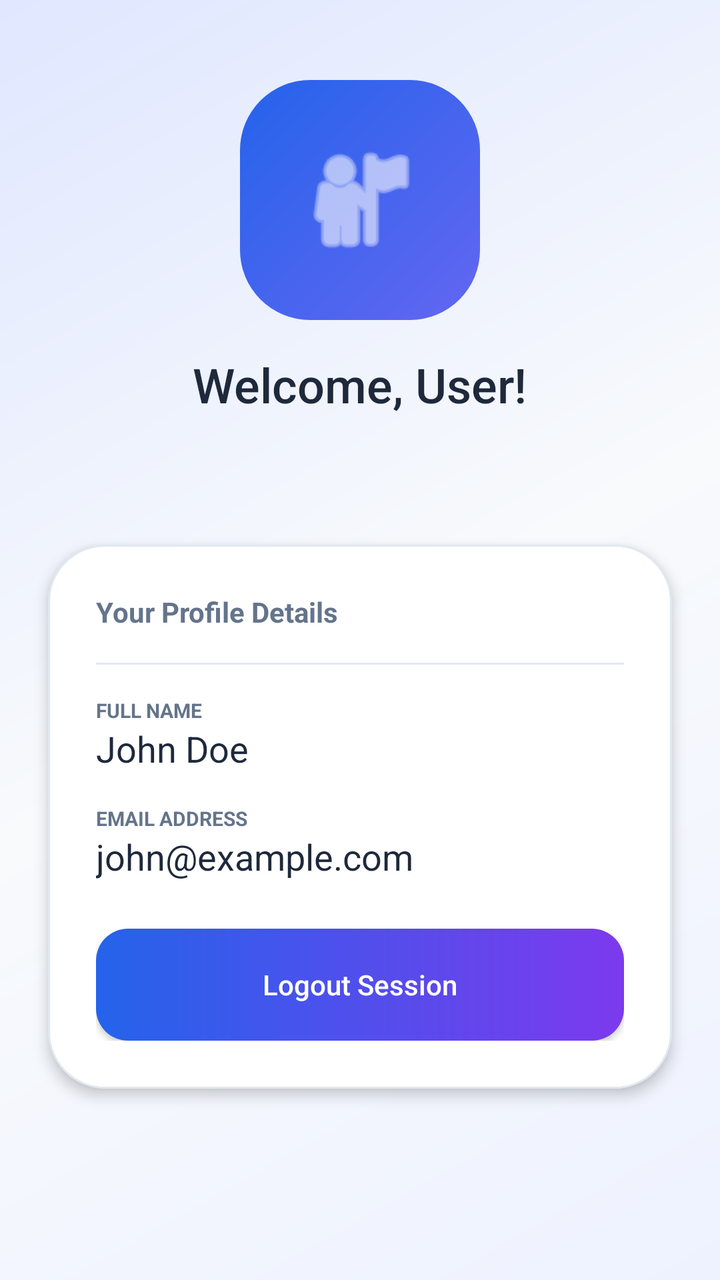
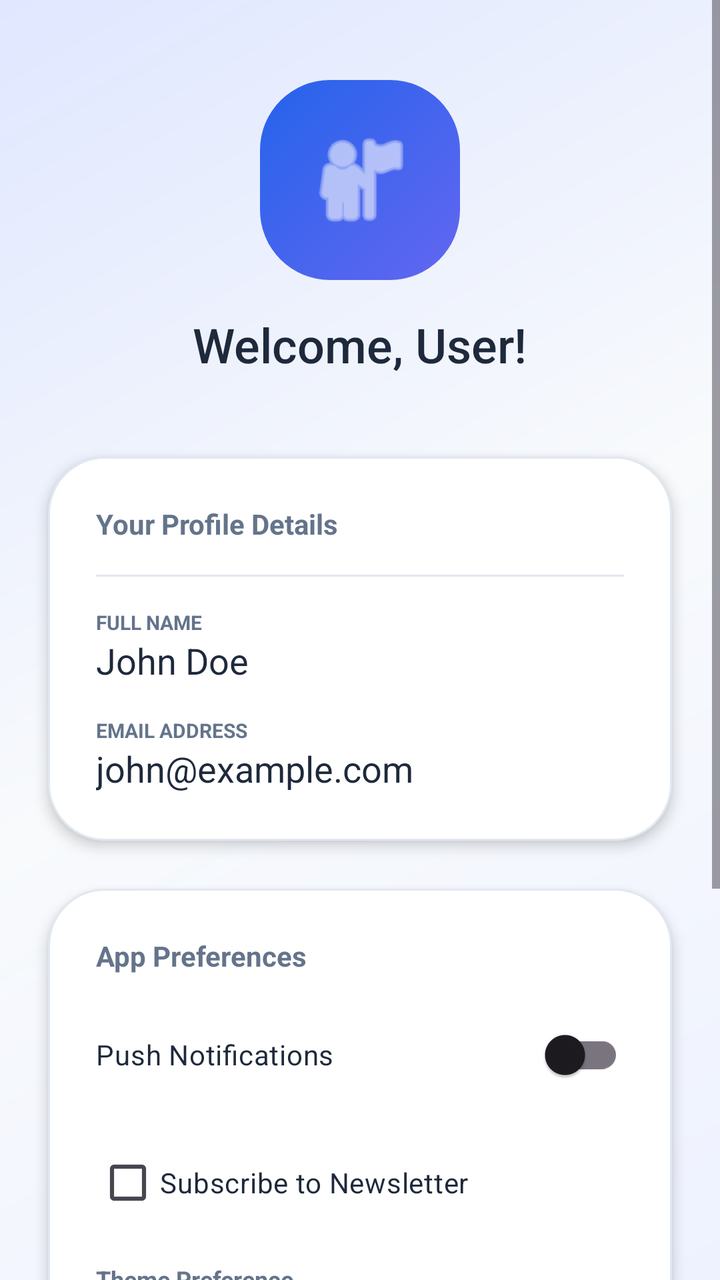

Before-and-after screenshots of an Android layout around one commit, followed by the original layout XML and the change that was made.
<!-- AndroidManifest.xml: application theme Theme.BasicViewsApp -->
<!-- res/layout/activity_dashboard.xml -->
<?xml version="1.0" encoding="utf-8"?>
<androidx.constraintlayout.widget.ConstraintLayout xmlns:android="http://schemas.android.com/apk/res/android"
    xmlns:app="http://schemas.android.com/apk/res-auto"
    xmlns:tools="http://schemas.android.com/tools"
    android:layout_width="match_parent"
    android:layout_height="match_parent"
    android:background="@drawable/login_gradient">

    
    <LinearLayout
        android:id="@+id/header"
        android:layout_width="match_parent"
        android:layout_height="wrap_content"
        android:gravity="center"
        android:orientation="vertical"
        android:padding="40dp"
        app:layout_constraintTop_toTopOf="parent">

        <FrameLayout
            android:layout_width="120dp"
            android:layout_height="120dp"
            android:layout_marginBottom="16dp"
            android:background="@drawable/logo_circle">

            <ImageView
                android:layout_width="64dp"
                android:layout_height="64dp"
                android:layout_gravity="center"
                android:src="@android:drawable/ic_menu_myplaces"
                app:tint="@color/white" />
        </FrameLayout>

        <TextView
            android:id="@+id/welcomeTextView"
            android:layout_width="wrap_content"
            android:layout_height="wrap_content"
            android:fontFamily="sans-serif-medium"
            android:text="Welcome, User!"
            android:textColor="@color/text_main"
            android:textSize="24sp" />

    </LinearLayout>

    
    <LinearLayout
        android:layout_width="match_parent"
        android:layout_height="wrap_content"
        android:layout_margin="24dp"
        android:background="@drawable/login_card"
        android:elevation="4dp"
        android:orientation="vertical"
        android:padding="24dp"
        app:layout_constraintTop_toBottomOf="@id/header">

        <TextView
            android:layout_width="wrap_content"
            android:layout_height="wrap_content"
            android:layout_marginBottom="16dp"
            android:text="Your Profile Details"
            android:textColor="@color/text_secondary"
            android:textSize="14sp"
            android:textStyle="bold" />

        <View
            android:layout_width="match_parent"
            android:layout_height="1dp"
            android:layout_marginBottom="16dp"
            android:background="@color/stroke_color" />

        <TextView
            android:layout_width="wrap_content"
            android:layout_height="wrap_content"
            android:text="FULL NAME"
            android:textColor="@color/text_secondary"
            android:textSize="10sp"
            android:textStyle="bold" />

        <TextView
            android:id="@+id/nameTextView"
            android:layout_width="wrap_content"
            android:layout_height="wrap_content"
            android:layout_marginBottom="16dp"
            android:text="John Doe"
            android:textColor="@color/text_main"
            android:textSize="18sp" />

        <TextView
            android:layout_width="wrap_content"
            android:layout_height="wrap_content"
            android:text="EMAIL ADDRESS"
            android:textColor="@color/text_secondary"
            android:textSize="10sp"
            android:textStyle="bold" />

        <TextView
            android:id="@+id/emailTextView"
            android:layout_width="wrap_content"
            android:layout_height="wrap_content"
            android:layout_marginBottom="24dp"
            android:text="john@example.com"
            android:textColor="@color/text_main"
            android:textSize="18sp" />

        <Button
            android:id="@+id/logoutButton"
            android:layout_width="match_parent"
            android:layout_height="56dp"
            android:background="@drawable/login_button"
            android:text="Logout Session"
            android:textAllCaps="false"
            android:textColor="@color/white"
            app:backgroundTint="@null" />

    </LinearLayout>

</androidx.constraintlayout.widget.ConstraintLayout>
<!-- resources referenced by this layout -->
<resources>
  <color name="stroke_color">#E2E8F0</color>
  <color name="text_main">#1E293B</color>
  <color name="text_secondary">#64748B</color>
  <color name="white">#FFFFFFFF</color>
  <!-- drawable login_button (drawable) -->
  <?xml version="1.0" encoding="utf-8"?>
  <shape xmlns:android="http://schemas.android.com/apk/res/android"
      android:shape="rectangle">
  
      <gradient
          android:startColor="#2563EB"
          android:endColor="#7C3AED"
          android:angle="0" />
  
      <corners android:radius="16dp" />
  
      <padding
          android:left="10dp"
          android:top="10dp"
          android:right="10dp"
          android:bottom="10dp" />
  
  </shape>
  <!-- drawable login_card (drawable) -->
  <?xml version="1.0" encoding="utf-8"?>
  <shape xmlns:android="http://schemas.android.com/apk/res/android">
  
      <solid android:color="#FFFFFF"/>
  
      <corners android:radius="28dp"/>
  
      <stroke
          android:width="1dp"
          android:color="#E2E8F0"/>
  
  </shape>
  <!-- drawable login_gradient (drawable) -->
  <?xml version="1.0" encoding="utf-8"?>
  <shape xmlns:android="http://schemas.android.com/apk/res/android">
  
      <gradient
          android:angle="135"
          android:startColor="#EEF2FF"
          android:centerColor="#F8FAFC"
          android:endColor="#E0E7FF"/>
  
  </shape>
  <!-- drawable logo_circle (drawable) -->
  <?xml version="1.0" encoding="utf-8"?>
  <shape xmlns:android="http://schemas.android.com/apk/res/android">
  
      <gradient
          android:angle="135"
          android:startColor="#6366F1"
          android:endColor="#2563EB"/>
  
      <corners android:radius="35dp"/>
  
  </shape>
  <style name="Theme.BasicViewsApp" parent="Theme.Material3.DayNight.NoActionBar">
          <item name="colorPrimary">@color/primary</item>
          <item name="android:windowBackground">@color/bg_light</item>
      </style>
  <color name="primary">#6366F1</color>
  <color name="bg_light">#F8FAFC</color>
</resources>

<!-- the commit's change to res/layout/activity_dashboard.xml (unified diff, before → after) -->
@@ -6,111 +6,222 @@
     android:layout_height="match_parent"
     android:background="@drawable/login_gradient">
 
-    
-    <LinearLayout
-        android:id="@+id/header"
+    <ScrollView
         android:layout_width="match_parent"
-        android:layout_height="wrap_content"
-        android:gravity="center"
-        android:orientation="vertical"
-        android:padding="40dp"
-        app:layout_constraintTop_toTopOf="parent">
-
-        <FrameLayout
-            android:layout_width="120dp"
-            android:layout_height="120dp"
-            android:layout_marginBottom="16dp"
-            android:background="@drawable/logo_circle">
-
-            <ImageView
-                android:layout_width="64dp"
-                android:layout_height="64dp"
-                android:layout_gravity="center"
-                android:src="@android:drawable/ic_menu_myplaces"
-                app:tint="@color/white" />
-        </FrameLayout>
-
-        <TextView
-            android:id="@+id/welcomeTextView"
-            android:layout_width="wrap_content"
+        android:layout_height="match_parent"
+        android:fillViewport="true">
+
+        <LinearLayout
+            android:layout_width="match_parent"
             android:layout_height="wrap_content"
-            android:fontFamily="sans-serif-medium"
-            android:text="Welcome, User!"
-            android:textColor="@color/text_main"
-            android:textSize="24sp" />
-
-    </LinearLayout>
-
-    
-    <LinearLayout
-        android:layout_width="match_parent"
-        android:layout_height="wrap_content"
-        android:layout_margin="24dp"
-        android:background="@drawable/login_card"
-        android:elevation="4dp"
-        android:orientation="vertical"
-        android:padding="24dp"
-        app:layout_constraintTop_toBottomOf="@id/header">
-
-        <TextView
-            android:layout_width="wrap_content"
-            android:layout_height="wrap_content"
-            android:layout_marginBottom="16dp"
-            android:text="Your Profile Details"
-            android:textColor="@color/text_secondary"
-            android:textSize="14sp"
-            android:textStyle="bold" />
-
-        <View
-            android:layout_width="match_parent"
-            android:layout_height="1dp"
-            android:layout_marginBottom="16dp"
-            android:background="@color/stroke_color" />
-
-        <TextView
-            android:layout_width="wrap_content"
-            android:layout_height="wrap_content"
-            android:text="FULL NAME"
-            android:textColor="@color/text_secondary"
-            android:textSize="10sp"
-            android:textStyle="bold" />
-
-        <TextView
-            android:id="@+id/nameTextView"
-            android:layout_width="wrap_content"
-            android:layout_height="wrap_content"
-            android:layout_marginBottom="16dp"
-            android:text="John Doe"
-            android:textColor="@color/text_main"
-            android:textSize="18sp" />
-
-        <TextView
-            android:layout_width="wrap_content"
-            android:layout_height="wrap_content"
-            android:text="EMAIL ADDRESS"
-            android:textColor="@color/text_secondary"
-            android:textSize="10sp"
-            android:textStyle="bold" />
-
-        <TextView
-            android:id="@+id/emailTextView"
-            android:layout_width="wrap_content"
-            android:layout_height="wrap_content"
-            android:layout_marginBottom="24dp"
-            android:text="john@example.com"
-            android:textColor="@color/text_main"
-            android:textSize="18sp" />
-
-        <Button
-            android:id="@+id/logoutButton"
-            android:layout_width="match_parent"
-            android:layout_height="56dp"
-            android:background="@drawable/login_button"
-            android:text="Logout Session"
-            android:textAllCaps="false"
-            android:textColor="@color/white"
-            app:backgroundTint="@null" />
-
-    </LinearLayout>
+            android:orientation="vertical"
+            android:paddingBottom="32dp">
+
+            
+            <LinearLayout
+                android:id="@+id/header"
+                android:layout_width="match_parent"
+                android:layout_height="wrap_content"
+                android:gravity="center"
+                android:orientation="vertical"
+                android:padding="40dp">
+
+                <FrameLayout
+                    android:layout_width="100dp"
+                    android:layout_height="100dp"
+                    android:layout_marginBottom="16dp"
+                    android:background="@drawable/logo_circle">
+
+                    <ImageView
+                        android:layout_width="56dp"
+                        android:layout_height="56dp"
+                        android:layout_gravity="center"
+                        android:src="@android:drawable/ic_menu_myplaces"
+                        app:tint="@color/white" />
+                </FrameLayout>
+
+                <TextView
+                    android:id="@+id/welcomeTextView"
+                    android:layout_width="wrap_content"
+                    android:layout_height="wrap_content"
+                    android:fontFamily="sans-serif-medium"
+                    android:text="Welcome, User!"
+                    android:textColor="@color/text_main"
+                    android:textSize="24sp" />
+
+            </LinearLayout>
+
+            
+            <LinearLayout
+                android:layout_width="match_parent"
+                android:layout_height="wrap_content"
+                android:layout_marginHorizontal="24dp"
+                android:layout_marginBottom="24dp"
+                android:background="@drawable/login_card"
+                android:elevation="4dp"
+                android:orientation="vertical"
+                android:padding="24dp">
+
+                <TextView
+                    android:layout_width="wrap_content"
+                    android:layout_height="wrap_content"
+                    android:layout_marginBottom="16dp"
+                    android:text="Your Profile Details"
+                    android:textColor="@color/text_secondary"
+                    android:textSize="14sp"
+                    android:textStyle="bold" />
+
+                <View
+                    android:layout_width="match_parent"
+                    android:layout_height="1dp"
+                    android:layout_marginBottom="16dp"
+                    android:background="@color/stroke_color" />
+
+                <TextView
+                    android:layout_width="wrap_content"
+                    android:layout_height="wrap_content"
+                    android:text="FULL NAME"
+                    android:textColor="@color/text_secondary"
+                    android:textSize="10sp"
+                    android:textStyle="bold" />
+
+                <TextView
+                    android:id="@+id/nameTextView"
+                    android:layout_width="wrap_content"
+                    android:layout_height="wrap_content"
+                    android:layout_marginBottom="16dp"
+                    android:text="John Doe"
+                    android:textColor="@color/text_main"
+                    android:textSize="18sp" />
+
+                <TextView
+                    android:layout_width="wrap_content"
+                    android:layout_height="wrap_content"
+                    android:text="EMAIL ADDRESS"
+                    android:textColor="@color/text_secondary"
+                    android:textSize="10sp"
+                    android:textStyle="bold" />
+
+                <TextView
+                    android:id="@+id/emailTextView"
+                    android:layout_width="wrap_content"
+                    android:layout_height="wrap_content"
+                    android:text="john@example.com"
+                    android:textColor="@color/text_main"
+                    android:textSize="18sp" />
+
+            </LinearLayout>
+
+            
+            <LinearLayout
+                android:layout_width="match_parent"
+                android:layout_height="wrap_content"
+                android:layout_marginHorizontal="24dp"
+                android:layout_marginBottom="24dp"
+                android:background="@drawable/login_card"
+                android:elevation="4dp"
+                android:orientation="vertical"
+                android:padding="24dp">
+
+                <TextView
+                    android:layout_width="wrap_content"
+                    android:layout_height="wrap_content"
+                    android:layout_marginBottom="16dp"
+                    android:text="App Preferences"
+                    android:textColor="@color/text_secondary"
+                    android:textSize="14sp"
+                    android:textStyle="bold" />
+
+                
+                <androidx.appcompat.widget.SwitchCompat
+                    android:id="@+id/notificationSwitch"
+                    android:layout_width="match_parent"
+                    android:layout_height="wrap_content"
+                    android:layout_marginBottom="16dp"
+                    android:text="Push Notifications"
+                    android:textColor="@color/text_main" />
+
+                
+                <CheckBox
+                    android:id="@+id/subscribeCheckBox"
+                    android:layout_width="match_parent"
+                    android:layout_height="wrap_content"
+                    android:layout_marginBottom="16dp"
+                    android:text="Subscribe to Newsletter"
+                    android:textColor="@color/text_main" />
+
+                
+                <TextView
+                    android:layout_width="wrap_content"
+                    android:layout_height="wrap_content"
+                    android:layout_marginBottom="8dp"
+                    android:text="Theme Preference"
+                    android:textColor="@color/text_secondary"
+                    android:textSize="12sp"
+                    android:textStyle="bold" />
+
+                <RadioGroup
+                    android:id="@+id/themeRadioGroup"
+                    android:layout_width="match_parent"
+                    android:layout_height="wrap_content"
+                    android:layout_marginBottom="16dp"
+                    android:orientation="horizontal">
+
+                    <RadioButton
+                        android:id="@+id/radioLight"
+                        android:layout_width="wrap_content"
+                        android:layout_height="wrap_content"
+                        android:layout_weight="1"
+                        android:text="Light" />
+
+                    <RadioButton
+                        android:id="@+id/radioDark"
+                        android:layout_width="wrap_content"
+                        android:layout_height="wrap_content"
+                        android:layout_weight="1"
+                        android:text="Dark" />
+
+                    <RadioButton
+                        android:id="@+id/radioSystem"
+                        android:layout_width="wrap_content"
+                        android:layout_height="wrap_content"
+                        android:layout_weight="1"
+                        android:checked="true"
+                        android:text="System" />
+                </RadioGroup>
+
+                
+                <TextView
+                    android:id="@+id/fontSizeLabel"
+                    android:layout_width="wrap_content"
+                    android:layout_height="wrap_content"
+                    android:layout_marginBottom="8dp"
+                    android:text="Font Size: 14sp"
+                    android:textColor="@color/text_secondary"
+                    android:textSize="12sp"
+                    android:textStyle="bold" />
+
+                <SeekBar
+                    android:id="@+id/fontSizeSeekBar"
+                    android:layout_width="match_parent"
+                    android:layout_height="wrap_content"
+                    android:layout_marginBottom="24dp"
+                    android:max="30"
+                    android:progress="14" />
+
+                <Button
+                    android:id="@+id/logoutButton"
+                    android:layout_width="match_parent"
+                    android:layout_height="56dp"
+                    android:background="@drawable/login_button"
+                    android:text="Logout Session"
+                    android:textAllCaps="false"
+                    android:textColor="@color/white"
+                    app:backgroundTint="@null" />
+
+            </LinearLayout>
+
+        </LinearLayout>
+    </ScrollView>
 
 </androidx.constraintlayout.widget.ConstraintLayout>
